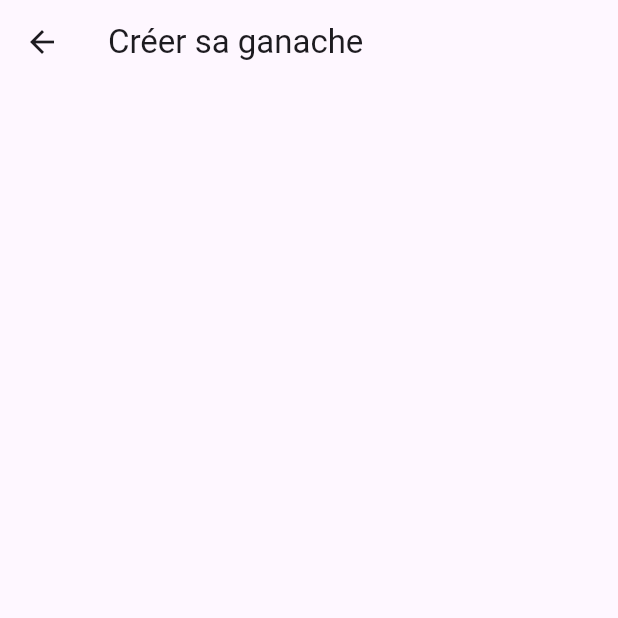
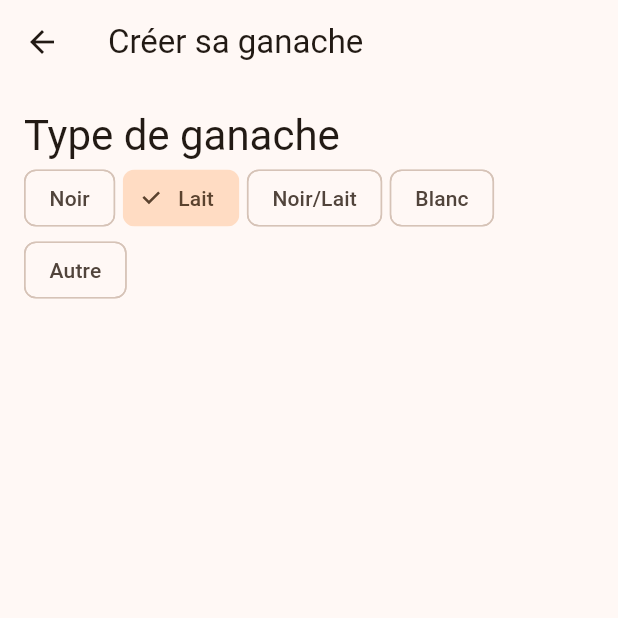
Before and after one commit to AlexandreLuedo/Ganache.lab, a Flutter app: the screen it shows after launch, after a tap on "Créer sa ganache", on a phone screen of 412 x 824 dp, the top half of it. Run offline on Flutter 3.47's test engine with Material 3 defaults, Android fonts, the phone set to English and light mode, and no system bars.

Commit message:
Refactor: Improve UI and introduce French localization
This commit includes the following changes:

- **Localization:**
    - Updated the README.md to French.
    - Added a warning in the README.md in French, indicating this is a learning project.
- **UI Enhancements:**
    - Commented out `debugShowCheckedModeBanner: false` in `main.dart`.
    - Implemented a theme with `colorSchemeSeed` in `main.dart`.
    - Removed a commented-out section related to "Faire une gestuelle avec Handle taps" in `main.dart`.
    - Added a new `GanacheTypeSelection` StatefulWidget. This widget allows users to select a ganache type using `ChoiceChip` widgets.
    - Integrated `GanacheTypeSelection` into the body of the `CreateRecipe` screen.
- **Minor Code Cleanup:**
    - Removed redundant comments in `main.dart`.

```diff
--- a/lib/main.dart
+++ b/lib/main.dart
@@ -8,7 +8,10 @@ class GanacheApp extends StatelessWidget {
   @override
   build(BuildContext context)
   {
-    return const MaterialApp(home: Navigation());
+    return MaterialApp(
+        // debugShowCheckedModeBanner: false,
+        theme: ThemeData(colorSchemeSeed: const Color(0xFFEB8C36)),
+        home: const Navigation());
   }
 }
 
@@ -66,9 +69,7 @@ class _NavigationState extends State<Navigation> {
       ),
       body:
        <Widget>[
-
-        // Faire une gestuelle avec Handle taps
-        OnWelcomeScreen(),
+         OnWelcomeScreen(),
         // Gestuelle de glissement pour chaques cartouches de recettes : https://docs.flutter.dev/cookbook/gestures/dismissible
         // Quand l'on clique sur une recette : https://api.flutter.dev/flutter/material/ZoomPageTransitionsBuilder-class.html?_gl=1*1jeu0qs*_ga*NjY1MTkxNDE1LjE3NDg5NTI1NDc.*_ga_04YGWK0175*czE3NTMyNzE3MTAkbzgkZzEkdDE3NTMyNzE5MTIkajMxJGwwJGgw
         RecipeList(),
@@ -108,8 +109,53 @@ class CreateGanache extends StatelessWidget {
       appBar: AppBar(
         title: Text("Créer sa ganache"),
       ),
+      body:
+        GanacheTypeSelection()
     );
   }
+}
+  class GanacheTypeSelection extends StatefulWidget {
+  const GanacheTypeSelection({super.key});
+  @override
+  State<GanacheTypeSelection> createState() => _GanacheTypeSelectionState();
+  }
+  class _GanacheTypeSelectionState extends State<GanacheTypeSelection> {
+  int? _value = 1;
+  final noms = ["Noir", "Lait", "Noir/Lait", "Blanc", "Autre"];
+
+@override
+  Widget build(BuildContext context) {
+  return
+    Scaffold(
+    body:
+    Padding(padding: const EdgeInsets.all(16),
+      child: Column(
+          crossAxisAlignment: CrossAxisAlignment.start,
+          children: [
+            Text("Type de ganache", style: Theme.of(context).textTheme.headlineMedium),
+            Wrap(
+              spacing: 5.0,
+              children:
+              List<Widget>.generate(noms.length, (int index) {
+                return ChoiceChip(
+                  label: Text(noms[index]),
+                  selected: _value == index,
+                  onSelected: (bool selected) {
+                    setState(() {
+                      _value = selected ? index : null;
+                      // _value = condition ? valeurSiVrai : valeurSiFaux;
+
+                    });
+                  },
+                );
+              }).toList(),
+            ),
+          ]
+      ),
+    )
+      );
+}
+
 }
 class OnWelcomeScreen extends StatelessWidget {
   const OnWelcomeScreen({super.key});
```
Also changed, not shown: 1 other file.
